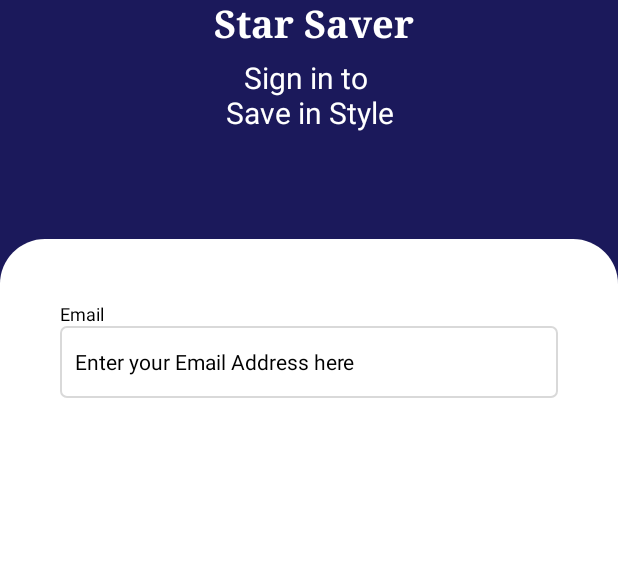
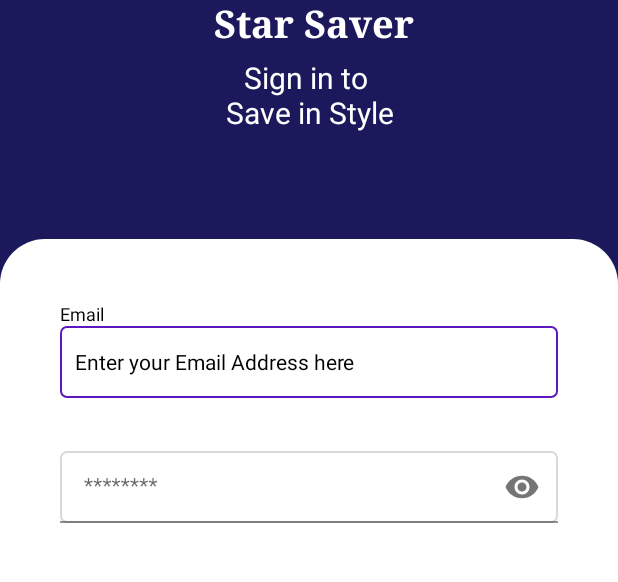
Before and after one commit to vinit116/Fefde, an Android app: the screen it shows after launch (MainActivity), on a phone screen of 412 x 824 dp, the part 472-1054 px from its top. Run offline under Robolectric (Android 15) with nearby library versions, the phone set to English and light mode, and no system bars.

Commit message:
password

```diff
--- a/app/src/main/res/drawable/rounded_rect_border_high.xml
+++ b/app/src/main/res/drawable/rounded_rect_border_high.xml
@@ -2,15 +2,14 @@
 <selector xmlns:android="http://schemas.android.com/apk/res/android">
     <item android:state_focused="true">
         <shape>
-            <solid android:color="@color/edittext_highlight_color" />
-            <stroke android:width="1dp" android:color="@color/edittext_border_color" />
+            <stroke android:width="1dp" android:color="@color/voilet" />
             <corners android:radius="4dp" />
         </shape>
     </item>
     <item>
         <shape>
             <solid android:color="@android:color/transparent" />
-            <stroke android:width="1dp" android:color="@color/edittext_border_color" />
+            <stroke android:width="1dp" android:color="@color/light_gray" />
             <corners android:radius="4dp" />
         </shape>
     </item>
--- a/app/src/main/res/layout/activity_main.xml
+++ b/app/src/main/res/layout/activity_main.xml
@@ -82,7 +82,7 @@
         android:hint="Enter your Email Address here"
         android:padding="10dp"
         android:textSize="14sp"
-        android:background="@drawable/rounded_rectangle_border"
+        android:background="@drawable/rounded_rect_border_high"
         android:inputType="textEmailAddress"
         app:layout_constraintLeft_toLeftOf="parent"
         app:layout_constraintRight_toRightOf="parent"
@@ -90,4 +90,33 @@
         android:textColor="@color/black"
         android:textColorHint="@color/black" />
 
+    <com.google.android.material.textfield.TextInputLayout
+        android:id="@+id/password_input_layout"
+        android:layout_width="match_parent"
+        android:layout_height="wrap_content"
+        android:hint="********"
+        android:layout_marginLeft="40dp"
+        android:layout_marginRight="40dp"
+        android:layout_marginTop="35dp"
+        app:layout_constraintLeft_toLeftOf="parent"
+        app:layout_constraintRight_toRightOf="parent"
+        app:layout_constraintTop_toBottomOf="@id/emailId"
+        app:passwordToggleEnabled="true">
+
+            <EditText
+                android:id="@+id/password_input"
+                android:layout_width="match_parent"
+                android:layout_height="wrap_content"
+                android:padding="10dp"
+                android:autofillHints="password"
+                android:textSize="14sp"
+                android:background="@drawable/rounded_rect_border_high"
+                android:inputType="textPassword"
+                android:textColor="@color/black"
+                android:textColorHint="@color/black" />
+
+    </com.google.android.material.textfield.TextInputLayout>
+
+
+
 </androidx.constraintlayout.widget.ConstraintLayout>
```
